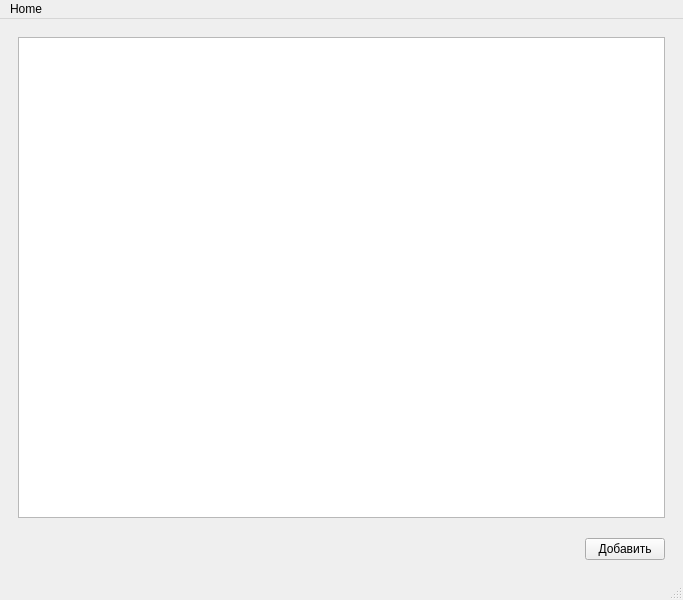
Before: the Qt Designer form frontend/RWStation/mainwindow.ui in ruslanonly/qt-railway-system, drawn with Qt 5.
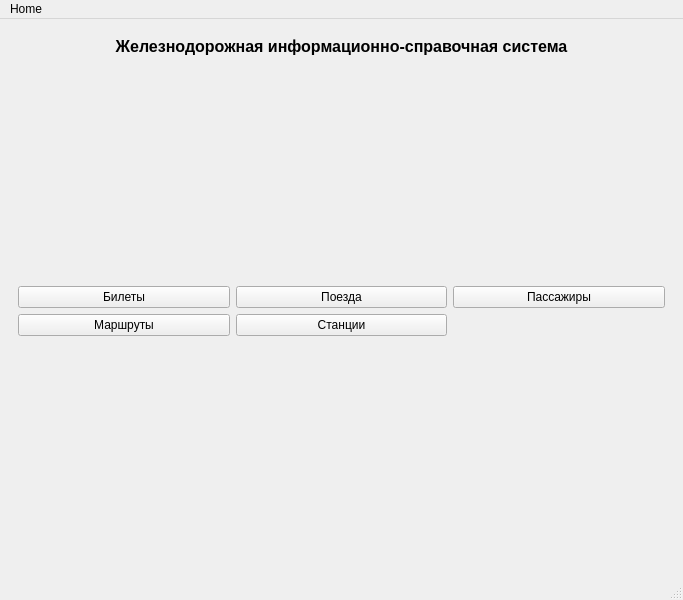
After: the same form once the commit is applied. The open tabs and pages were chosen to show the change.

Commit message: Add querymodel and all tables.

What changed in the file:
```diff
--- a/frontend/RWStation/mainwindow.ui
+++ b/frontend/RWStation/mainwindow.ui
@@ -16,7 +16,10 @@
   <widget class="QWidget" name="centralwidget">
    <layout class="QHBoxLayout" name="horizontalLayout">
     <item>
-     <widget class="QStackedWidget" name="stackedWidget">
+     <widget class="QStackedWidget" name="pagesWidget">
+      <property name="currentIndex">
+       <number>5</number>
+      </property>
       <widget class="QWidget" name="HomePage">
        <property name="sizePolicy">
         <sizepolicy hsizetype="Expanding" vsizetype="Expanding">
@@ -24,17 +27,144 @@
          <verstretch>0</verstretch>
         </sizepolicy>
        </property>
-       <layout class="QHBoxLayout" name="horizontalLayout_2">
+       <layout class="QGridLayout" name="gridLayout">
+        <item row="1" column="0">
+         <spacer name="verticalSpacer_3">
+          <property name="orientation">
+           <enum>Qt::Vertical</enum>
+          </property>
+          <property name="sizeHint" stdset="0">
+           <size>
+            <width>20</width>
+            <height>40</height>
+           </size>
+          </property>
+         </spacer>
+        </item>
+        <item row="5" column="0">
+         <spacer name="verticalSpacer">
+          <property name="orientation">
+           <enum>Qt::Vertical</enum>
+          </property>
+          <property name="sizeHint" stdset="0">
+           <size>
+            <width>20</width>
+            <height>40</height>
+           </size>
+          </property>
+         </spacer>
+        </item>
+        <item row="4" column="0">
+         <layout class="QGridLayout" name="redirectButtons" rowstretch="0,0,0,0">
+          <item row="2" column="0">
+           <widget class="QPushButton" name="routePageButton">
+            <property name="cursor">
+             <cursorShape>PointingHandCursor</cursorShape>
+            </property>
+            <property name="text">
+             <string>Маршруты</string>
+            </property>
+           </widget>
+          </item>
+          <item row="2" column="1">
+           <widget class="QPushButton" name="stationPageButton">
+            <property name="cursor">
+             <cursorShape>PointingHandCursor</cursorShape>
+            </property>
+            <property name="text">
+             <string>Станции</string>
+            </property>
+           </widget>
+          </item>
+          <item row="0" column="1">
+           <widget class="QPushButton" name="trainPageButton">
+            <property name="cursor">
+             <cursorShape>PointingHandCursor</cursorShape>
+            </property>
+            <property name="text">
+             <string>Поезда</string>
+            </property>
+           </widget>
+          </item>
+          <item row="0" column="0">
+           <widget class="QPushButton" name="ticketPageButton">
+            <property name="cursor">
+             <cursorShape>PointingHandCursor</cursorShape>
+            </property>
+            <property name="text">
+             <string>Билеты</string>
+            </property>
+           </widget>
+          </item>
+          <item row="0" column="2">
+           <widget class="QPushButton" name="passengerPageButton">
+            <property name="cursor">
+             <cursorShape>PointingHandCursor</cursorShape>
+            </property>
+            <property name="text">
+             <string>Пассажиры</string>
+            </property>
+           </widget>
+          </item>
+         </layout>
+        </item>
+        <item row="0" column="0">
+         <widget class="QLabel" name="homeHeading">
+          <property name="styleSheet">
+           <string notr="true">font-size: 12pt; font-weight: 700;</string>
+          </property>
+          <property name="text">
+           <string>Железнодорожная информационно-справочная система</string>
+          </property>
+          <property name="alignment">
+           <set>Qt::AlignCenter</set>
+          </property>
+         </widget>
+        </item>
+       </layout>
+      </widget>
+      <widget class="QWidget" name="TicketPage">
+       <layout class="QHBoxLayout" name="horizontalLayout">
         <item>
-         <layout class="QVBoxLayout" name="verticalLayout" stretch="1,0">
+         <layout class="QVBoxLayout" name="verticalLayout" stretch="0,0,0">
           <property name="spacing">
            <number>20</number>
           </property>
           <item>
-           <widget class="QTableView" name="tableView"/>
+           <widget class="QLabel" name="heading">
+            <property name="styleSheet">
+             <string notr="true">font-size: 12pt; font-weight: 700;</string>
+            </property>
+            <property name="text">
+             <string>Билеты</string>
+            </property>
+            <property name="alignment">
+             <set>Qt::AlignCenter</set>
+            </property>
+           </widget>
           </item>
           <item>
-           <layout class="QHBoxLayout" name="horizontalLayout_8">
+           <widget class="QTableView" name="ticketsTableView">
+            <attribute name="horizontalHeaderStretchLastSection">
+             <bool>true</bool>
+            </attribute>
+           </widget>
+          </item>
+          <item>
+           <layout class="QHBoxLayout" name="buttonsLayout">
+            <property name="spacing">
+             <number>7</number>
+            </property>
+            <item>
+             <widget class="QPushButton" name="backTicketButton">
+              <property name="cursor">
+               <cursorShape>PointingHandCursor</cursorShape>
+              </property>
+              <property name="text">
+               <string>Назад</string>
+              </property>
+             </widget>
+            </item>
             <item>
              <spacer name="horizontalSpacer">
               <property name="orientation">
@@ -49,8 +179,21 @@
              </spacer>
             </item>
             <item>
-             <widget class="QPushButton" name="pushButton_4">
+             <widget class="QPushButton" name="refreshTicketButton">
+              <property name="cursor">
+               <cursorShape>PointingHandCursor</cursorShape>
+              </property>
               <property name="text">
+               <string>Обновить</string>
+              </property>
+             </widget>
+            </item>
+            <item>
+             <widget class="QPushButton" name="addTicketButton">
+              <property name="cursor">
+               <cursorShape>PointingHandCursor</cursorShape>
+              </property>
+              <property name="text">
                <string>Добавить</string>
               </property>
              </widget>
```
Left out of the diff: 343 changed lines with no effect on the pictures. The commit also changes 45 other files.
